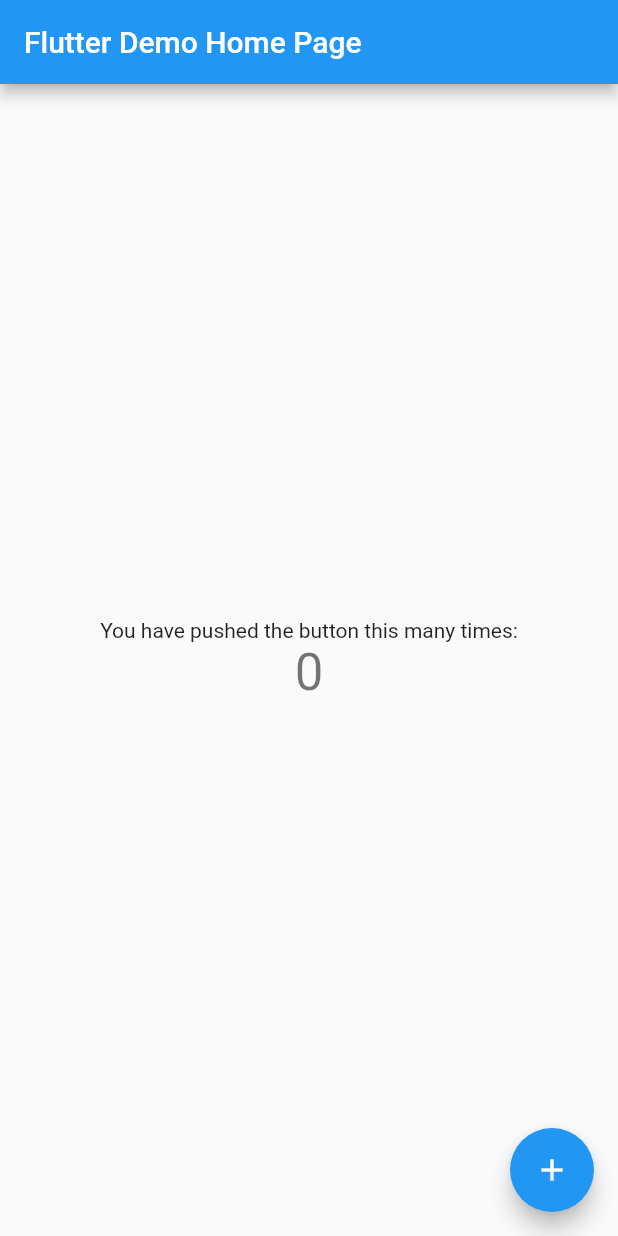
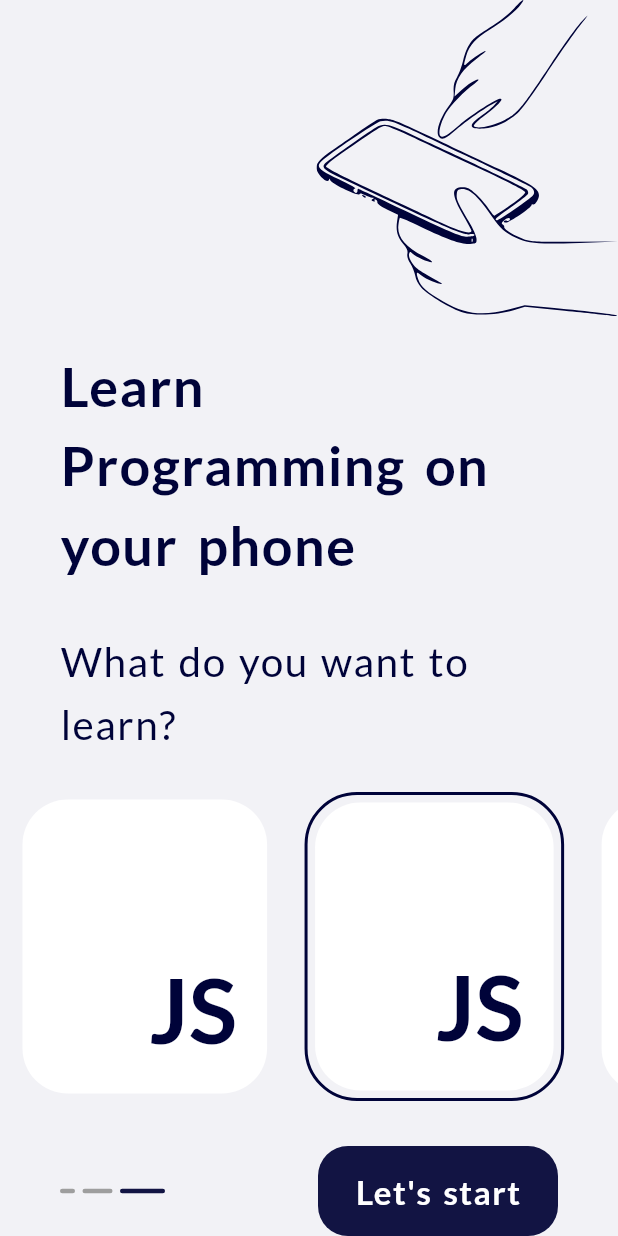
Before and after one commit to mthinh/Programming_Quiz_App, a Flutter app: the screen it shows after launch, on a phone screen of 412 x 824 dp. Run offline on Flutter 3.47's test engine with Material 2 defaults, Android fonts, the phone set to English and light mode, and no system bars; our stand-ins replace flutter_svg, google_fonts.

Commit message:
Create welcome screen

```diff
--- /dev/null
+++ b/lib/constants.dart
@@ -0,0 +1,29 @@
+import 'package:flutter/material.dart';
+import 'package:google_fonts/google_fonts.dart';
+
+class AppColors {
+  static const Color midNight = Color(0xff000339);
+  static const Color lighterMidNight = Color(0xff121443);
+  static const Color navy = Color(0xff1e2251);
+  static const Color mint = Color(0xff7bfcbd);
+  static const Color snow = Color(0xfff2f2f6);
+  static const Color white = Colors.white;
+}
+
+class AppTextStyle {
+  static final h1 = GoogleFonts.lato(
+    fontSize: 36,
+    color: AppColors.midNight,
+    wordSpacing: 5,
+    letterSpacing: 1,
+    fontWeight: FontWeight.w600,
+  );
+
+  static final h2 = GoogleFonts.lato(
+    fontSize: 27,
+    color: AppColors.midNight,
+    wordSpacing: 2,
+    letterSpacing: 1,
+    fontWeight: FontWeight.w400,
+  );
+}
--- a/lib/main.dart
+++ b/lib/main.dart
@@ -1,4 +1,5 @@
 import 'package:flutter/material.dart';
+import 'package:programming_quiz_app/screens/welcome_screen/welcome_screen.dart';
 
 void main() {
   runApp(const MyApp());
@@ -11,105 +12,13 @@ class MyApp extends StatelessWidget {
   @override
   Widget build(BuildContext context) {
     return MaterialApp(
+      debugShowCheckedModeBanner: false,
       title: 'Flutter Demo',
       theme: ThemeData(
-        // This is the theme of your application.
-        //
-        // Try running your application with "flutter run". You'll see the
-        // application has a blue toolbar. Then, without quitting the app, try
-        // changing the primarySwatch below to Colors.green and then invoke
-        // "hot reload" (press "r" in the console where you ran "flutter run",
-        // or simply save your changes to "hot reload" in a Flutter IDE).
-        // Notice that the counter didn't reset back to zero; the application
-        // is not restarted.
         primarySwatch: Colors.blue,
+        splashColor: Colors.transparent,
       ),
-      home: const MyHomePage(title: 'Flutter Demo Home Page'),
+      home: const WelcomeScreen(),
     );
   }
 }
-
-class MyHomePage extends StatefulWidget {
-  const MyHomePage({Key? key, required this.title}) : super(key: key);
-
-  // This widget is the home page of your application. It is stateful, meaning
-  // that it has a State object (defined below) that contains fields that affect
-  // how it looks.
-
-  // This class is the configuration for the state. It holds the values (in this
-  // case the title) provided by the parent (in this case the App widget) and
-  // used by the build method of the State. Fields in a Widget subclass are
-  // always marked "final".
-
-  final String title;
-
-  @override
-  State<MyHomePage> createState() => _MyHomePageState();
-}
-
-class _MyHomePageState extends State<MyHomePage> {
-  int _counter = 0;
-
-  void _incrementCounter() {
-    setState(() {
-      // This call to setState tells the Flutter framework that something has
-      // changed in this State, which causes it to rerun the build method below
-      // so that the display can reflect the updated values. If we changed
-      // _counter without calling setState(), then the build method would not be
-      // called again, and so nothing would appear to happen.
-      _counter++;
-    });
-  }
-
-  @override
-  Widget build(BuildContext context) {
-    // This method is rerun every time setState is called, for instance as done
-    // by the _incrementCounter method above.
-    //
-    // The Flutter framework has been optimized to make rerunning build methods
-    // fast, so that you can just rebuild anything that needs updating rather
-    // than having to individually change instances of widgets.
-    return Scaffold(
-      appBar: AppBar(
-        // Here we take the value from the MyHomePage object that was created by
-        // the App.build method, and use it to set our appbar title.
-        title: Text(widget.title),
-      ),
-      body: Center(
-        // Center is a layout widget. It takes a single child and positions it
-        // in the middle of the parent.
-        child: Column(
-          // Column is also a layout widget. It takes a list of children and
-          // arranges them vertically. By default, it sizes itself to fit its
-          // children horizontally, and tries to be as tall as its parent.
-          //
-          // Invoke "debug painting" (press "p" in the console, choose the
-          // "Toggle Debug Paint" action from the Flutter Inspector in Android
-          // Studio, or the "Toggle Debug Paint" command in Visual Studio Code)
-          // to see the wireframe for each widget.
-          //
-          // Column has various properties to control how it sizes itself and
-          // how it positions its children. Here we use mainAxisAlignment to
-          // center the children vertically; the main axis here is the vertical
-          // axis because Columns are vertical (the cross axis would be
-          // horizontal).
-          mainAxisAlignment: MainAxisAlignment.center,
-          children: <Widget>[
-            const Text(
-              'You have pushed the button this many times:',
-            ),
-            Text(
-              '$_counter',
-              style: Theme.of(context).textTheme.headline4,
-            ),
-          ],
-        ),
-      ),
-      floatingActionButton: FloatingActionButton(
-        onPressed: _incrementCounter,
-        tooltip: 'Increment',
-        child: const Icon(Icons.add),
-      ), // This trailing comma makes auto-formatting nicer for build methods.
-    );
-  }
-}
--- /dev/null
+++ b/lib/screens/welcome_screen/welcome_screen.dart
@@ -0,0 +1,49 @@
+import 'package:flutter/material.dart';
+import 'package:flutter/rendering.dart';
+import 'package:flutter_svg/svg.dart';
+import 'package:google_fonts/google_fonts.dart';
+import 'package:programming_quiz_app/constants.dart';
+import 'package:programming_quiz_app/screens/welcome_screen/widget/bottom_section.dart';
+import 'package:programming_quiz_app/screens/welcome_screen/widget/languages_list.dart';
+import 'package:programming_quiz_app/screens/welcome_screen/widget/main_title.dart';
+import 'package:programming_quiz_app/screens/welcome_screen/widget/sub_title.dart';
+
+class WelcomeScreen extends StatelessWidget {
+  const WelcomeScreen({Key? key}) : super(key: key);
+
+  @override
+  Widget build(BuildContext context) {
+    final statusBarHeight = MediaQuery.of(context).padding.top;
+    final bottom = MediaQuery.of(context).padding.bottom;
+
+    return SafeArea(
+        top: false,
+        bottom: false,
+        child: Scaffold(
+          backgroundColor: AppColors.snow,
+          body: Padding(
+              padding: EdgeInsets.only(top: statusBarHeight, bottom: bottom),
+              child: Stack(children: [
+                Column(children: [
+                  const Spacer(),
+                  Padding(
+                    padding: const EdgeInsets.symmetric(horizontal: 40),
+                    child: Column(children: const [
+                      MainTitle(),
+                      Padding(
+                        padding: EdgeInsets.only(top: 30),
+                        child: SubTitle(),
+                      ),
+                    ]),
+                  ),
+                  const LanguagesList(),
+                  const BottomSection(),
+                ]),
+                Positioned(
+                    top: 0,
+                    right: 0,
+                    child: SvgPicture.asset("assets/svg/welcome_screen.svg"))
+              ])),
+        ));
+  }
+}
--- /dev/null
+++ b/lib/screens/welcome_screen/widget/bottom_section.dart
@@ -0,0 +1,61 @@
+import 'package:flutter/material.dart';
+import 'package:programming_quiz_app/constants.dart';
+
+class Dots extends StatelessWidget {
+  const Dots({Key? key}) : super(key: key);
+
+  buildDot(int index) {
+    return Container(
+        width: 10 * (index + 1),
+        height: 3,
+        margin: const EdgeInsets.only(right: 5),
+        decoration: BoxDecoration(
+            borderRadius: BorderRadius.circular(30),
+            color: index == 2 ? AppColors.lighterMidNight : Colors.grey));
+  }
+
+  @override
+  Widget build(BuildContext context) {
+    return Row(
+      children: List.generate(3, (index) => buildDot(index)),
+    );
+  }
+}
+
+class BottomSection extends StatelessWidget {
+  const BottomSection({Key? key}) : super(key: key);
+
+  @override
+  Widget build(BuildContext context) {
+    return Padding(
+      padding: const EdgeInsets.symmetric(horizontal: 40),
+      child: Row(
+        mainAxisAlignment: MainAxisAlignment.spaceBetween,
+        crossAxisAlignment: CrossAxisAlignment.center,
+        children: [
+          const Dots(),
+          SizedBox(
+            width: 160,
+            height: 60,
+            child: TextButton(
+                onPressed: () {
+                  print('yay');
+                },
+                style: ButtonStyle(
+                    shape: MaterialStateProperty.all(RoundedRectangleBorder(
+                        borderRadius: BorderRadius.circular(20))),
+                    backgroundColor:
+                        MaterialStateProperty.all(AppColors.lighterMidNight)),
+                child: Text(
+                  "Let's start",
+                  style: AppTextStyle.h2.copyWith(
+                      fontSize: 22,
+                      color: AppColors.white,
+                      fontWeight: FontWeight.w700),
+                )),
+          )
+        ],
+      ),
+    );
+  }
+}
--- /dev/null
+++ b/lib/screens/welcome_screen/widget/language_item.dart
@@ -0,0 +1,39 @@
+import 'package:flutter/material.dart';
+import 'package:google_fonts/google_fonts.dart';
+import 'package:programming_quiz_app/constants.dart';
+
+class LanguageItem extends StatelessWidget {
+  final bool isSelected;
+  const LanguageItem({Key? key, required this.isSelected}) : super(key: key);
+
+  @override
+  Widget build(BuildContext context) {
+    final width = MediaQuery.of(context).size.width;
+    return Container(
+        height: 200,
+        width: width * 0.42,
+        margin: const EdgeInsets.symmetric(horizontal: 10),
+        padding: const EdgeInsets.all(5),
+        decoration: BoxDecoration(
+            border: isSelected
+                ? Border.all(width: 2, color: AppColors.midNight)
+                : null,
+            color: AppColors.snow,
+            borderRadius: BorderRadius.circular(35)),
+        child: Container(
+          padding: const EdgeInsets.all(20),
+          decoration: BoxDecoration(
+              color: AppColors.white, borderRadius: BorderRadius.circular(30)),
+          child: Align(
+            alignment: Alignment.bottomRight,
+            child: Text(
+              "JS",
+              style: GoogleFonts.lato(
+                  fontSize: 60,
+                  color: AppColors.midNight,
+                  fontWeight: FontWeight.bold),
+            ),
+          ),
+        ));
+  }
+}
--- /dev/null
+++ b/lib/screens/welcome_screen/widget/languages_list.dart
@@ -0,0 +1,28 @@
+import 'package:flutter/material.dart';
+import 'package:programming_quiz_app/constants.dart';
+import 'package:programming_quiz_app/screens/welcome_screen/widget/language_item.dart';
+
+class LanguagesList extends StatelessWidget {
+  const LanguagesList({Key? key}) : super(key: key);
+
+  @override
+  Widget build(BuildContext context) {
+    final height = MediaQuery.of(context).size.height;
+    return Padding(
+      padding: const EdgeInsets.symmetric(vertical: 30),
+      child: SingleChildScrollView(
+        child: SizedBox(
+          height: height * 0.25,
+          child: ListView(
+            scrollDirection: Axis.horizontal,
+            children: List.generate(
+                3,
+                (index) => LanguageItem(
+                      isSelected: index == 1 ? true : false,
+                    )),
+          ),
+        ),
+      ),
+    );
+  }
+}
--- /dev/null
+++ b/lib/screens/welcome_screen/widget/main_title.dart
@@ -0,0 +1,36 @@
+import 'package:flutter/material.dart';
+import 'package:programming_quiz_app/constants.dart';
+
+class MainTitle extends StatelessWidget {
+  const MainTitle({Key? key}) : super(key: key);
+
+  @override
+  Widget build(BuildContext context) {
+    return Column(children: [
+      Align(
+        alignment: Alignment.topLeft,
+        child: RichText(
+          text: TextSpan(text: "Learn", style: AppTextStyle.h1),
+        ),
+      ),
+      Padding(
+        padding: const EdgeInsets.only(top: 10.0),
+        child: Align(
+          alignment: Alignment.topLeft,
+          child: RichText(
+            text: TextSpan(text: "Programming on ", style: AppTextStyle.h1),
+          ),
+        ),
+      ),
+      Padding(
+        padding: const EdgeInsets.only(top: 10),
+        child: Align(
+          alignment: Alignment.topLeft,
+          child: RichText(
+            text: TextSpan(text: "your phone", style: AppTextStyle.h1),
+          ),
+        ),
+      )
+    ]);
+  }
+}
--- /dev/null
+++ b/lib/screens/welcome_screen/widget/sub_title.dart
@@ -0,0 +1,31 @@
+import 'package:flutter/material.dart';
+import 'package:programming_quiz_app/constants.dart';
+
+class SubTitle extends StatelessWidget {
+  const SubTitle({Key? key}) : super(key: key);
+
+  @override
+  Widget build(BuildContext context) {
+    return Column(children: [
+      Padding(
+        padding: const EdgeInsets.only(top: 10.0),
+        child: Align(
+          alignment: Alignment.topLeft,
+          child: RichText(
+            text:
+                TextSpan(text: "What do you want to ", style: AppTextStyle.h2),
+          ),
+        ),
+      ),
+      Padding(
+        padding: const EdgeInsets.only(top: 10),
+        child: Align(
+          alignment: Alignment.topLeft,
+          child: RichText(
+            text: TextSpan(text: "learn?", style: AppTextStyle.h2),
+          ),
+        ),
+      )
+    ]);
+  }
+}
```
Also changed, not shown: pubspec.yaml (+5 -4 lines), assets/svg/welcome_screen.svg (added), pubspec.lock, 6 other files.
